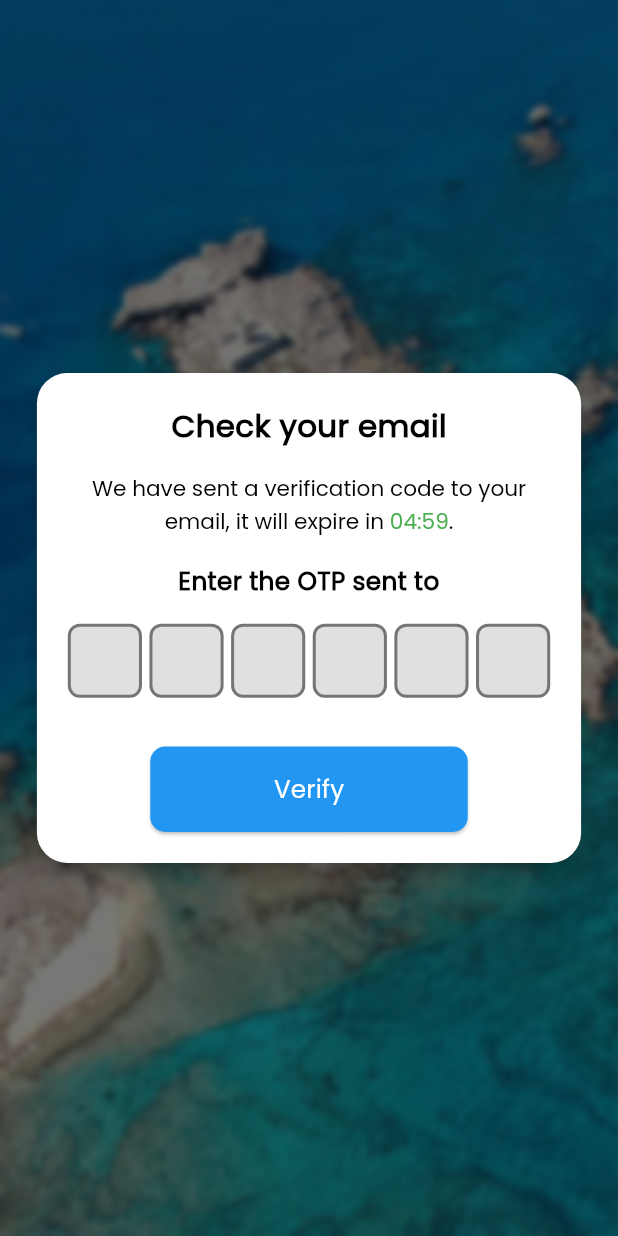
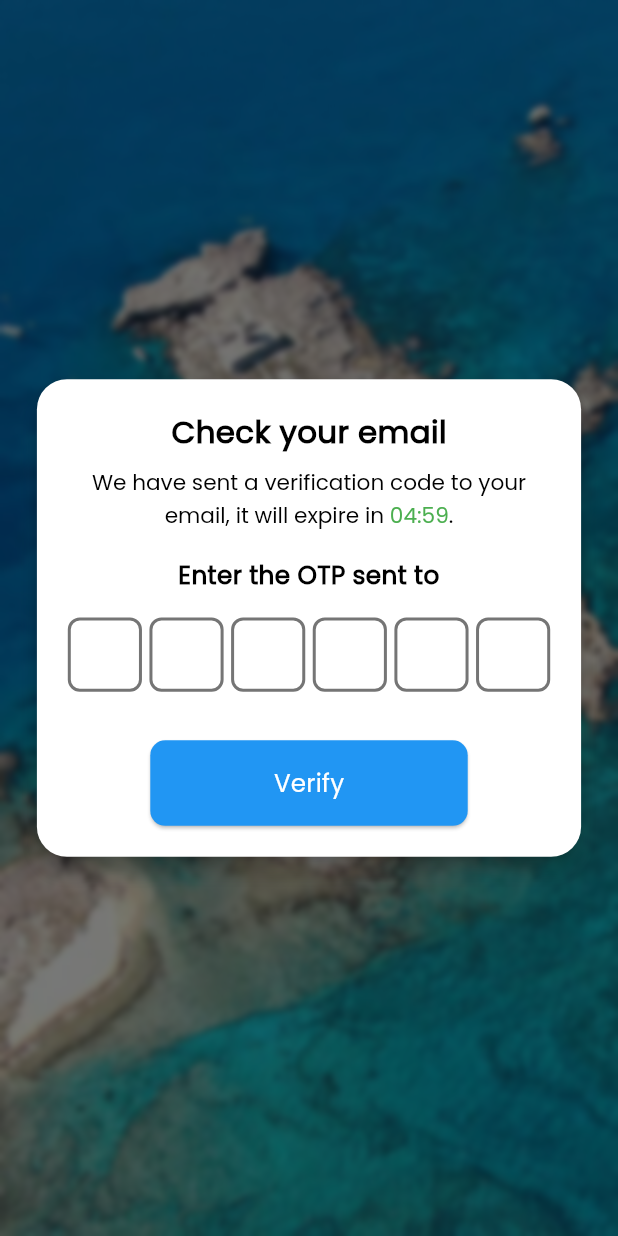
Before and after one commit to LiloZ95/Adventura.lb, a Flutter app: the OtpVerificationScreen screen opened directly with empty values, on a phone screen of 412 x 824 dp. Run offline on Flutter 3.47's test engine with Material 3 defaults, Android fonts, the light colour scheme and no system bars; drawn by our look-alikes of pin_code_fields; our stand-ins replace animated_text_kit, barcode_widget, dotted_border, flutter_secure_storage, image_picker, shared_preferences; accounts and stored records are empty.

Commit message:
otp few bugs fixeeeedd

```diff
--- a/lib/OTP/OTPVerification.dart
+++ b/lib/OTP/OTPVerification.dart
@@ -139,6 +139,11 @@ class _OtpVerificationScreenState extends State<OtpVerificationScreen> {
       // ✅ Ensure response contains "user"
       if (!response.containsKey("user") || response["user"] == null) {
         print("❌ User data is missing in response! Full Response: $response");
+        setState(() {
+          _errorMessage = response["error"] ??
+              "Invalid OTP. Please try again."; // ✅ Show error message
+          _isLoading = false; // ✅ Stop loading
+        });
         return;
       }
 
@@ -149,6 +154,11 @@ class _OtpVerificationScreenState extends State<OtpVerificationScreen> {
 
       if (!user.containsKey("user_id") || user["user_id"] == null) {
         print("❌ User ID is missing in response!");
+        setState(() {
+          _errorMessage = response["error"] ??
+              "Invalid OTP. Please try again."; // ✅ Show error message
+          _isLoading = false; // ✅ Stop loading
+        });
         return;
       }
 
@@ -298,7 +308,7 @@ class _OtpVerificationScreenState extends State<OtpVerificationScreen> {
                                   Colors.black, // Text color based on dark mode
                             ),
                           ),
-                          SizedBox(height: screenHeight * 0.02),
+                          SizedBox(height: screenHeight * 0.01),
 
                           // ✅ Timer Text with Dynamic Color (only timer portion)
                           _buildTimerRichText(screenWidth),
@@ -331,10 +341,10 @@ class _OtpVerificationScreenState extends State<OtpVerificationScreen> {
                                 borderRadius: BorderRadius.circular(8),
                                 fieldHeight: screenHeight * 0.06,
                                 fieldWidth: screenWidth * 0.12,
-                                activeFillColor: Colors.grey[
-                                    300]!, // Dynamic color based on dark mode
-                                selectedFillColor: Colors.grey[300]!,
-                                inactiveFillColor: Colors.grey[300]!,
+                                activeFillColor: Colors
+                                    .white, // Dynamic color based on dark mode
+                                selectedFillColor: Colors.white,
+                                inactiveFillColor: Colors.white,
 
                                 // ✅ Use our dynamic color for the border
                                 activeColor: _pinBorderColor,
@@ -350,7 +360,7 @@ class _OtpVerificationScreenState extends State<OtpVerificationScreen> {
                           // ✅ Error Message Display
                           if (_errorMessage.isNotEmpty)
                             Padding(
-                              padding: EdgeInsets.symmetric(vertical: 8.0),
+                              padding: EdgeInsets.symmetric(vertical: 1.0),
                               child: Text(
                                 _errorMessage,
                                 style:
```
